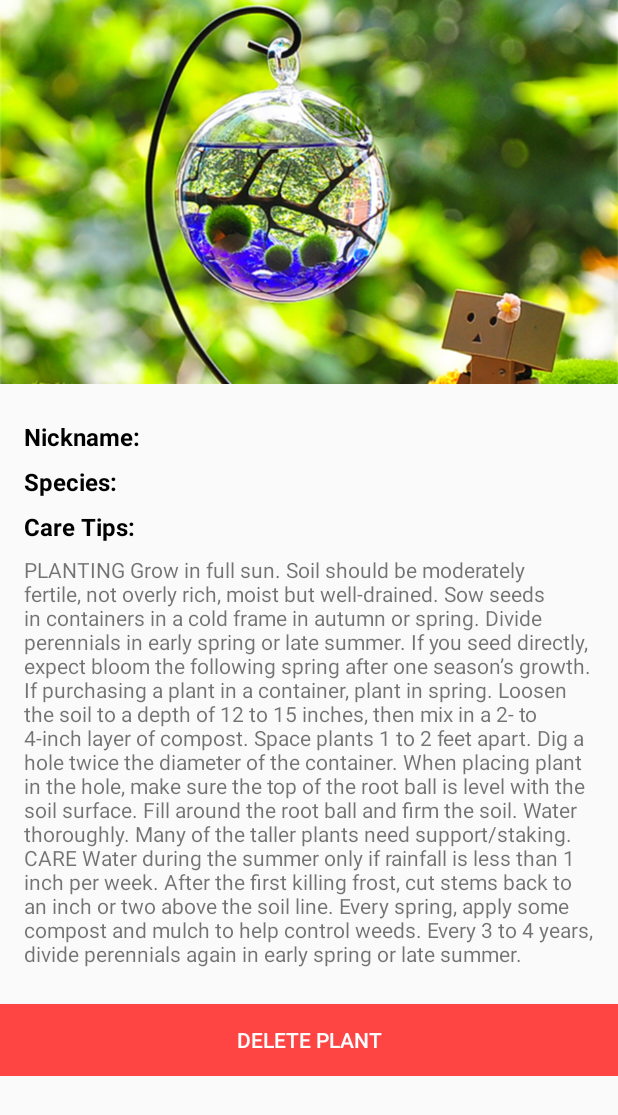
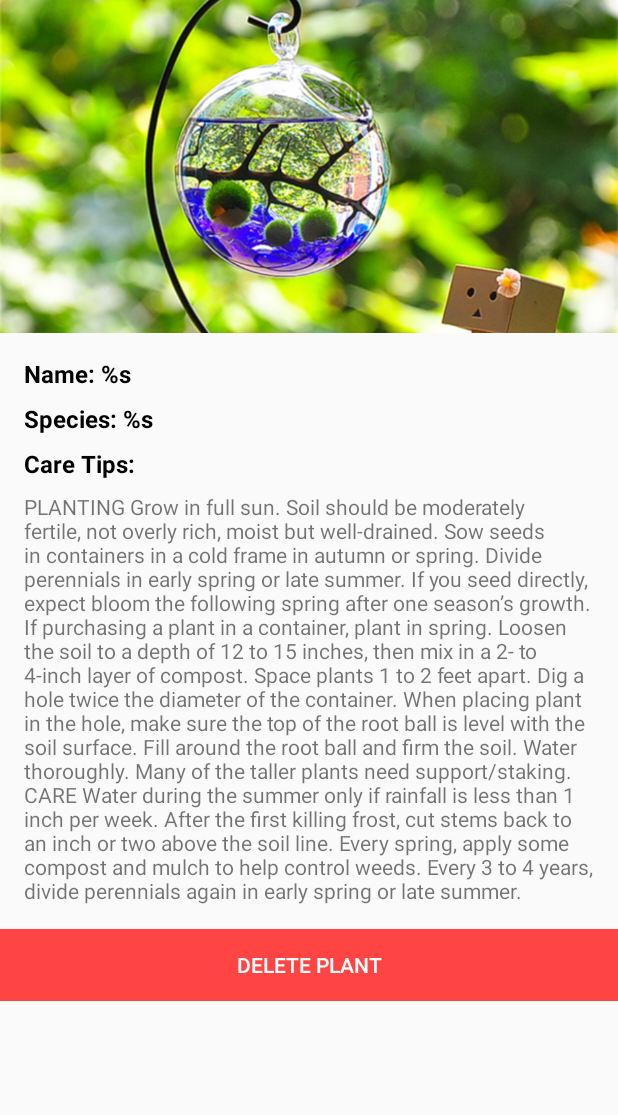
Before and after one commit to iskandergaba/Botanist, an Android app: the layout activity_profile.xml on its own in the app's theme, with its tools: preview values and no code run, on a phone screen of 412 x 824 dp. Shown: the top 1115 px of the screen. Run offline under Robolectric (Android 15) with nearby library versions, the phone set to English and light mode, and no system bars.

Commit message:
Cosmetic enhancements

```diff
--- a/app/src/main/res/layout-v21/activity_profile.xml
+++ b/app/src/main/res/layout-v21/activity_profile.xml
@@ -1,7 +1,6 @@
 <?xml version="1.0" encoding="utf-8"?>
 
 <ScrollView
-    xmlns:app="http://schemas.android.com/apk/res-auto"
     xmlns:android="http://schemas.android.com/apk/res/android"
     android:orientation="vertical"
     android:layout_width="match_parent"
@@ -14,13 +13,12 @@
 
         <ImageView
             android:layout_width = "match_parent"
-            android:layout_height= "256dp"
-            android:layout_gravity="center_horizontal|bottom"
+            android:layout_height= "222dp"
             android:scaleType="centerCrop"
-            app:srcCompat="@drawable/flowey"
+            android:src="@drawable/flowey"
             android:id="@+id/plant_picture"
-            android:layout_weight="1"
-            android:transitionName="image_main_to_profile_transition"/>
+            android:transitionName="image_main_to_profile_transition"
+            android:contentDescription="@string/plant_picture_desc" />
 
         <LinearLayout
             android:orientation="vertical"
@@ -31,60 +29,31 @@
             android:paddingRight="@dimen/activity_horizontal_margin"
             android:paddingTop="@dimen/activity_vertical_margin">
 
-
-            <LinearLayout
-                android:layout_width="match_parent"
+            <TextView
+                android:layout_width="wrap_content"
                 android:layout_height="wrap_content"
-                android:paddingTop="8dp">
+                android:text="@string/name_fmt"
+                android:id="@+id/plant_name"
+                android:textSize="16sp"
+                android:textStyle="bold"
+                android:textColor="@android:color/black"/>
 
             <TextView
                 android:layout_width="wrap_content"
                 android:layout_height="wrap_content"
-                    android:text="Nickname:"
-                    android:id="@+id/title_nickname"
+                android:text="@string/species_fmt"
+                android:id="@+id/plant_species"
                 android:textSize="16sp"
                 android:textStyle="bold"
+                android:paddingTop="8dp"
                 android:textColor="@android:color/black"/>
-                <TextView
-                    android:id="@+id/plant_name"
-                    android:layout_width="wrap_content"
-                    android:layout_height="wrap_content"
-                    android:textStyle="bold"
-                    android:textSize="16sp"
-                    android:paddingLeft="@dimen/activity_horizontal_margin"
-                    android:paddingRight="@dimen/activity_horizontal_margin"
-                    android:transitionName="nickname_main_to_profile_transition"/>
-            </LinearLayout>
-
-            <LinearLayout
-                android:layout_width="match_parent"
-                android:layout_height="wrap_content"
-                android:paddingTop="8dp">
 
             <TextView
                 android:layout_width="wrap_content"
                 android:layout_height="wrap_content"
-                    android:text="Species:"
-                    android:id="@+id/title_species"
-                    android:textSize="16sp"
-                    android:textStyle="bold"
-                    android:textColor="@android:color/black"/>
-                <TextView
-                    android:id="@+id/plant_species"
-                    android:layout_width="wrap_content"
-                    android:layout_height="wrap_content"
-                    android:paddingLeft="@dimen/activity_horizontal_margin"
-                    android:paddingRight="@dimen/activity_horizontal_margin"
-                    android:textSize="16sp" />
-            </LinearLayout>
-
-            <TextView
-                android:layout_width="wrap_content"
-                android:layout_height="0dp"
                 android:paddingTop="8dp"
                 android:text="Care Tips:"
                 android:id="@+id/title_care_tips"
-                android:layout_weight="1"
                 android:textSize="16sp"
                 android:textStyle="bold"
                 android:textColor="@android:color/black"/>
@@ -94,18 +63,15 @@
                 android:layout_height="wrap_content"
                 android:text="PLANTING Grow in full sun. Soil should be moderately fertile, not overly rich, moist but well-drained. Sow seeds in containers in a cold frame in autumn or spring. Divide perennials in early spring or late summer. If you seed directly, expect bloom the following spring after one season’s growth. If purchasing a plant in a container, plant in spring. Loosen the soil to a depth of 12 to 15 inches, then mix in a 2- to 4-inch layer of compost. Space plants 1 to 2 feet apart. Dig a hole twice the diameter of the container. When placing plant in the hole, make sure the top of the root ball is level with the soil surface. Fill around the root ball and firm the soil. Water thoroughly. Many of the taller plants need support/staking. CARE Water during the summer only if rainfall is less than 1 inch per week. After the first killing frost, cut stems back to an inch or two above the soil line. Every spring, apply some compost and mulch to help control weeds. Every 3 to 4 years, divide perennials again in early spring or late summer."
                 android:id="@+id/care_tips"
-                android:paddingTop="8dp"
-                android:paddingBottom="8dp" />
+                android:paddingTop="8dp" />
 
         </LinearLayout>
 
         <Button
-            android:text="Delete Plant"
+            android:text="@string/delete_dialog_title"
             android:layout_width="match_parent"
             android:layout_height="wrap_content"
             android:id="@+id/button"
-            android:layout_weight="1"
-            android:textColorLink="@android:color/holo_red_light"
             android:textColor="@android:color/white"
             android:background="@android:color/holo_red_light"
             android:onClick="onPressDelete" />
--- a/app/src/main/res/layout/activity_login.xml
+++ b/app/src/main/res/layout/activity_login.xml
@@ -50,6 +50,7 @@
                 android:layout_width="wrap_content"
                 android:layout_height="wrap_content"
                 android:padding="@dimen/activity_vertical_margin"
+                android:enabled="false"
                 app:buttonSize="wide" />
 
             <!-- Login progress -->
--- a/app/src/main/res/layout/activity_profile.xml
+++ b/app/src/main/res/layout/activity_profile.xml
@@ -1,7 +1,6 @@
 <?xml version="1.0" encoding="utf-8"?>
 
 <ScrollView
-    xmlns:app="http://schemas.android.com/apk/res-auto"
     xmlns:android="http://schemas.android.com/apk/res/android"
     android:orientation="vertical"
     android:layout_width="match_parent"
@@ -14,12 +13,11 @@
 
         <ImageView
             android:layout_width = "match_parent"
-            android:layout_height= "256dp"
-            android:layout_gravity="center_horizontal|bottom"
+            android:layout_height= "222dp"
             android:scaleType="centerCrop"
-            app:srcCompat="@drawable/flowey"
+            android:src="@drawable/flowey"
             android:id="@+id/plant_picture"
-            android:layout_weight="1" />
+            android:contentDescription="@string/plant_picture_desc" />
 
         <LinearLayout
             android:orientation="vertical"
@@ -30,59 +28,31 @@
             android:paddingRight="@dimen/activity_horizontal_margin"
             android:paddingTop="@dimen/activity_vertical_margin">
 
-
-            <LinearLayout
-                android:layout_width="match_parent"
+            <TextView
+                android:layout_width="wrap_content"
                 android:layout_height="wrap_content"
-                android:paddingTop="8dp">
+                android:text="@string/name_fmt"
+                android:id="@+id/plant_name"
+                android:textSize="16sp"
+                android:textStyle="bold"
+                android:textColor="@android:color/black"/>
 
             <TextView
                 android:layout_width="wrap_content"
                 android:layout_height="wrap_content"
-                    android:text="Nickname:"
-                    android:id="@+id/title_nickname"
+                android:text="@string/species_fmt"
+                android:id="@+id/plant_species"
                 android:textSize="16sp"
                 android:textStyle="bold"
+                android:paddingTop="8dp"
                 android:textColor="@android:color/black"/>
-                <TextView
-                    android:id="@+id/plant_nickname"
-                    android:layout_width="wrap_content"
-                    android:layout_height="wrap_content"
-                    android:textStyle="bold"
-                    android:textSize="16sp"
-                    android:paddingLeft="@dimen/activity_horizontal_margin"
-                    android:paddingRight="@dimen/activity_horizontal_margin" />
-            </LinearLayout>
-
-            <LinearLayout
-                android:layout_width="match_parent"
-                android:layout_height="wrap_content"
-                android:paddingTop="8dp">
 
             <TextView
                 android:layout_width="wrap_content"
                 android:layout_height="wrap_content"
-                    android:text="Species:"
-                    android:id="@+id/title_species"
-                    android:textSize="16sp"
-                    android:textStyle="bold"
-                    android:textColor="@android:color/black"/>
-                <TextView
-                    android:id="@+id/plant_species"
-                    android:layout_width="wrap_content"
-                    android:layout_height="wrap_content"
-                    android:paddingLeft="@dimen/activity_horizontal_margin"
-                    android:paddingRight="@dimen/activity_horizontal_margin"
-                    android:textSize="16sp" />
-            </LinearLayout>
-
-            <TextView
-                android:layout_width="wrap_content"
-                android:layout_height="0dp"
                 android:paddingTop="8dp"
                 android:text="Care Tips:"
                 android:id="@+id/title_care_tips"
-                android:layout_weight="1"
                 android:textSize="16sp"
                 android:textStyle="bold"
                 android:textColor="@android:color/black"/>
@@ -92,18 +62,15 @@
                 android:layout_height="wrap_content"
                 android:text="PLANTING Grow in full sun. Soil should be moderately fertile, not overly rich, moist but well-drained. Sow seeds in containers in a cold frame in autumn or spring. Divide perennials in early spring or late summer. If you seed directly, expect bloom the following spring after one season’s growth. If purchasing a plant in a container, plant in spring. Loosen the soil to a depth of 12 to 15 inches, then mix in a 2- to 4-inch layer of compost. Space plants 1 to 2 feet apart. Dig a hole twice the diameter of the container. When placing plant in the hole, make sure the top of the root ball is level with the soil surface. Fill around the root ball and firm the soil. Water thoroughly. Many of the taller plants need support/staking. CARE Water during the summer only if rainfall is less than 1 inch per week. After the first killing frost, cut stems back to an inch or two above the soil line. Every spring, apply some compost and mulch to help control weeds. Every 3 to 4 years, divide perennials again in early spring or late summer."
                 android:id="@+id/care_tips"
-                android:paddingTop="8dp"
-                android:paddingBottom="8dp" />
+                android:paddingTop="8dp" />
 
         </LinearLayout>
 
         <Button
-            android:text="Delete Plant"
+            android:text="@string/delete_dialog_title"
             android:layout_width="match_parent"
             android:layout_height="wrap_content"
             android:id="@+id/button"
-            android:layout_weight="1"
-            android:textColorLink="@android:color/holo_red_light"
             android:textColor="@android:color/white"
             android:background="@android:color/holo_red_light"
             android:onClick="onPressDelete" />
--- a/app/src/main/res/values/strings.xml
+++ b/app/src/main/res/values/strings.xml
@@ -17,6 +17,8 @@
     <string name="email_fmt">Email: %s</string>
     <string name="botanist_since_fmt">Botanist Since: %s</string>
     <string name="plants_number_fmt">Number of plants: %d</string>
+
+    <string name="species_fmt">Species: %s</string>
 
     <!-- Server Client ID.  This should be a valid Web OAuth 2.0 Client ID obtained
          from https://console.developers.google.com/ -->
```
Also changed, not shown: app/src/main/java/com/scientists/happy/botanist/DatabaseManager.java (+7 -8 lines), app/src/main/java/com/scientists/happy/botanist/ImageAdapter.java (deleted, +0 -80 lines), app/src/main/java/com/scientists/happy/botanist/MainActivity.java (+16 -16 lines), app/src/main/java/com/scientists/happy/botanist/PlantArray.java (deleted, +0 -76 lines), app/src/main/java/com/scientists/happy/botanist/ProfileActivity.java (+3 -4 lines), app/src/main/java/com/scientists/happy/botanist/ProgressItem.java (deleted, +0 -17 lines), app/src/main/res/layout/grid_item_view.xml (+9 -4 lines). Lines whose indentation alone changed are shown as unchanged.
